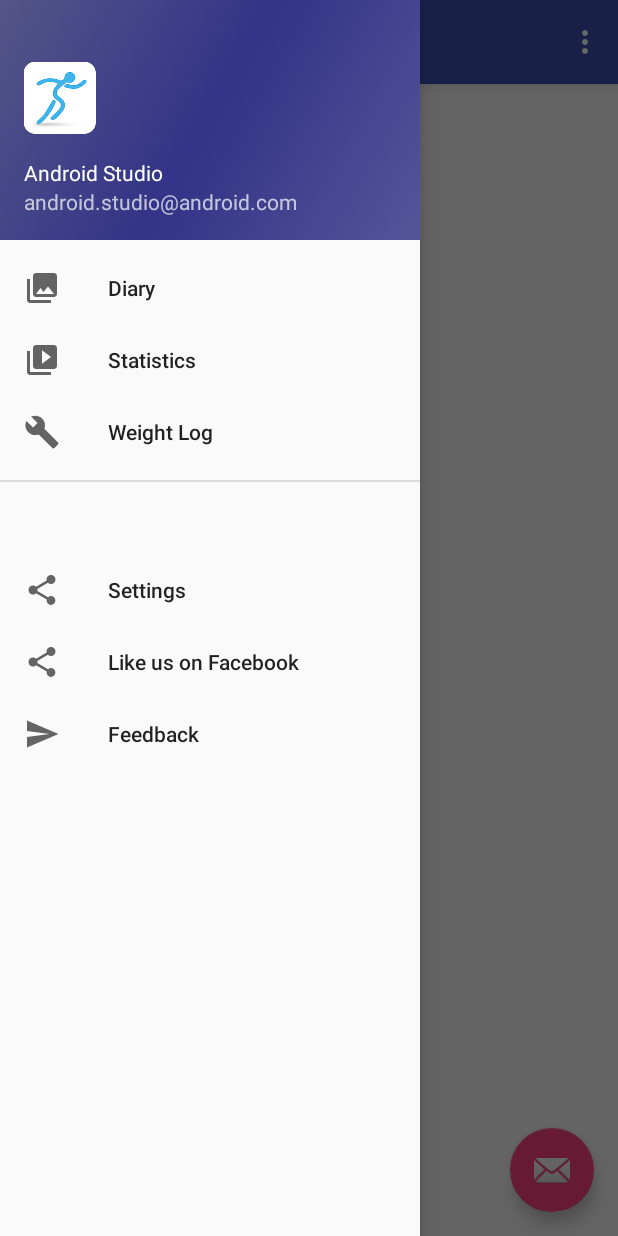
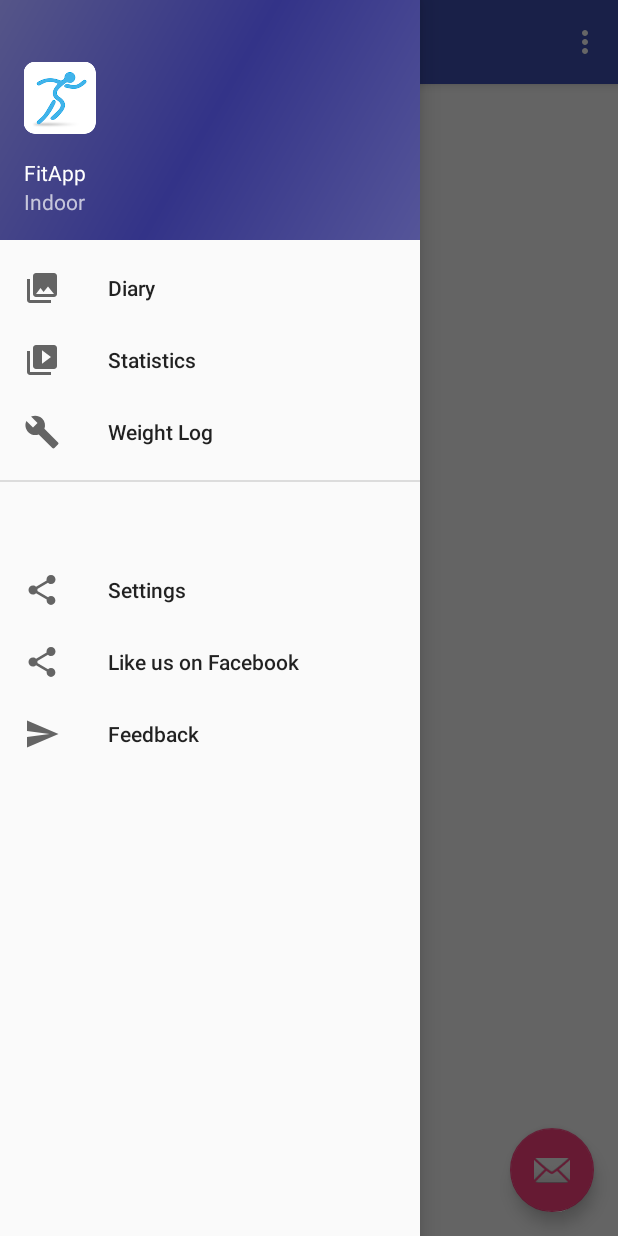
Before and after one commit to Stousn/appAthlon-Project, an Android app: the screen it shows after launch (MainActivity), with the side drawer open, on a phone screen of 412 x 824 dp. Run offline under Robolectric (Android 15) with nearby library versions, the phone set to English and light mode, and no system bars.

Commit message:
Info added

```diff
--- a/FitAppIndoor/app/src/main/res/layout/nav_header_main.xml
+++ b/FitAppIndoor/app/src/main/res/layout/nav_header_main.xml
@@ -1,6 +1,7 @@
 <?xml version="1.0" encoding="utf-8"?>
 <LinearLayout xmlns:android="http://schemas.android.com/apk/res/android"
     xmlns:app="http://schemas.android.com/apk/res-auto"
+    xmlns:tools="http://schemas.android.com/tools"
     android:layout_width="match_parent"
     android:layout_height="@dimen/nav_header_height"
     android:background="@drawable/side_nav_bar"
@@ -23,13 +24,14 @@
         android:layout_width="match_parent"
         android:layout_height="wrap_content"
         android:paddingTop="@dimen/nav_header_vertical_spacing"
-        android:text="Android Studio"
-        android:textAppearance="@style/TextAppearance.AppCompat.Body1" />
+        android:text="FitApp"
+        android:textAppearance="@style/TextAppearance.AppCompat.Body1"
+        tools:text="FITAPP" />
 
     <TextView
         android:id="@+id/textView"
         android:layout_width="wrap_content"
         android:layout_height="wrap_content"
-        android:text="android.studio@android.com" />
+        android:text="Indoor" />
 
 </LinearLayout>
```
